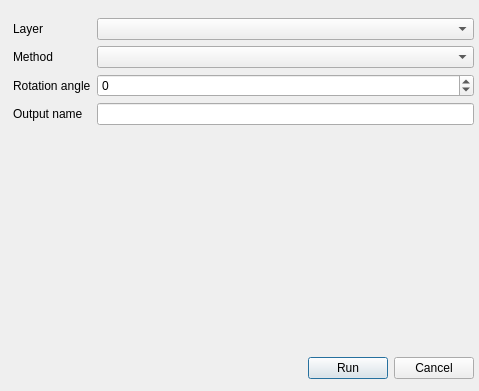
Teamerol/Turn_plugin, file MainWindow.ui: the form before one commit.
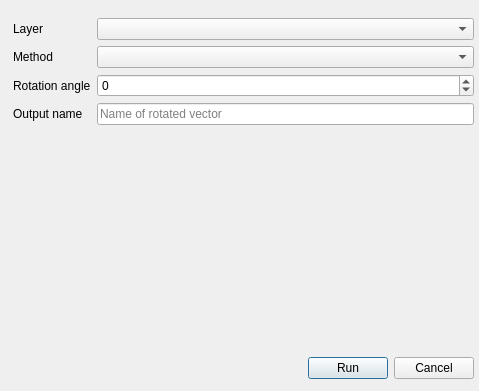
The form after the commit. Custom widgets are drawn as their Qt base class.

Commit message: Class UI provider for main window.

The edit to the form file:
```diff
--- a/MainWindow.ui
+++ b/MainWindow.ui
@@ -124,7 +124,26 @@
      <layout class="QHBoxLayout" name="horizontalLayout"/>
     </item>
     <item row="5" column="2">
-     <widget class="QLineEdit" name="OutputLineEdit"/>
+     <widget class="QLineEdit" name="outputLineEdit">
+      <property name="inputMask">
+       <string/>
+      </property>
+      <property name="text">
+       <string/>
+      </property>
+      <property name="echoMode">
+       <enum>QLineEdit::Normal</enum>
+      </property>
+      <property name="alignment">
+       <set>Qt::AlignLeading|Qt::AlignLeft|Qt::AlignVCenter</set>
+      </property>
+      <property name="placeholderText">
+       <string>Name of rotated vector</string>
+      </property>
+      <property name="clearButtonEnabled">
+       <bool>true</bool>
+      </property>
+     </widget>
     </item>
     <item row="5" column="0">
      <widget class="QLabel" name="label_4">
```
Left out of the diff: 6 changed lines with no effect on the pictures. The commit also changes 7 other files.
